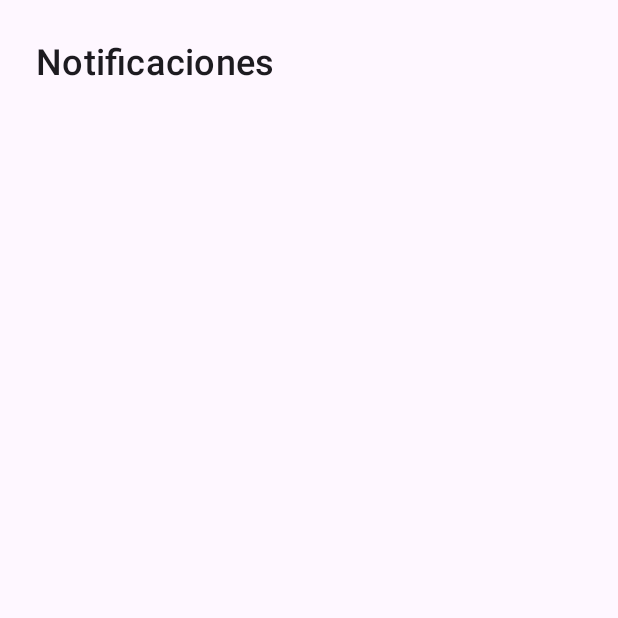
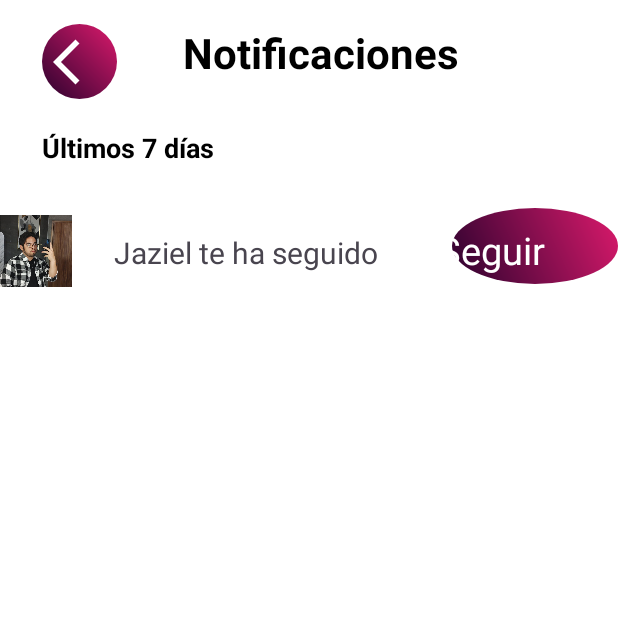
Before and after one commit to Jaziel-Balderas/PSM, an Android app: the fragment NotiLayout shown on its own in the app's theme, on a phone screen of 412 x 824 dp, the top half of it. Run offline under Robolectric (Android 15) with nearby library versions, the phone set to English and light mode, and no system bars.

Commit message:
PANTALLA NOTIS

```diff
--- a/app/src/main/AndroidManifest.xml
+++ b/app/src/main/AndroidManifest.xml
@@ -11,6 +11,9 @@
         android:roundIcon="@mipmap/ic_launcher_round"
         android:supportsRtl="true"
         android:theme="@style/Theme.PSM">
+        <activity
+            android:name=".publicar"
+            android:exported="false" />
         <activity
             android:name=".privacidad"
             android:exported="false" />
--- a/app/src/main/res/layout/fragment_dashlayout.xml
+++ b/app/src/main/res/layout/fragment_dashlayout.xml
@@ -47,7 +47,7 @@
         <TextView
             android:layout_width="match_parent"
             android:layout_height="wrap_content"
-            android:text="¡Este es el contenido dinámico del Dashboard! Desplázate hacia abajo."
+            android:text="¡Este es el Dashboard"
             android:textSize="18sp"
             android:padding="8dp"/>
     </ScrollView>
--- a/app/src/main/res/layout/fragment_noti_layout.xml
+++ b/app/src/main/res/layout/fragment_noti_layout.xml
@@ -1,15 +1,43 @@
 <?xml version="1.0" encoding="utf-8"?>
 <androidx.constraintlayout.widget.ConstraintLayout
     xmlns:android="http://schemas.android.com/apk/res/android"
-    xmlns:app="http://schemas.android.com/apk/res-auto"
+    xmlns:app="http://schemas.android.com/apk/res-content"
+    xmlns:app2="http://schemas.android.com/apk/res-auto"
     xmlns:tools="http://schemas.android.com/tools"
     android:layout_width="match_parent"
     android:layout_height="match_parent"
-    android:paddingStart="16dp"
-    android:paddingEnd="16dp"
-    android:paddingTop="16dp"
+    android:background="@android:color/white"
     tools:context=".dashlayout">
 
+    <androidx.constraintlayout.widget.ConstraintLayout
+        android:id="@+id/cl_header"
+        android:layout_width="0dp"
+        android:layout_height="wrap_content"
+        android:layout_marginStart="28dp"
+        android:paddingStart="16dp"
+        android:paddingTop="16dp"
+        android:paddingEnd="16dp"
+        app2:layout_constraintStart_toEndOf="@+id/btnBack"
+        app:layout_constraintEnd_toEndOf="parent"
+        app:layout_constraintStart_toStartOf="parent"
+        app:layout_constraintTop_toTopOf="parent"
+        tools:layout_editor_absoluteY="0dp">
+
+        <TextView
+            android:id="@+id/tv_username_title"
+            android:layout_width="wrap_content"
+            android:layout_height="wrap_content"
+            android:text="Notificaciones"
+            android:textColor="@android:color/black"
+            android:textSize="28sp"
+            android:textStyle="bold"
+            app:layout_constraintBottom_toBottomOf="@id/btnBack"
+            app:layout_constraintStart_toEndOf="@id/btnBack"
+            app:layout_constraintTop_toTopOf="@id/btnBack"
+            tools:layout_editor_absoluteX="3dp"
+            tools:layout_editor_absoluteY="16dp" />
+
+    </androidx.constraintlayout.widget.ConstraintLayout>
 
     <ScrollView
         android:id="@+id/sv_dashboard_content"
@@ -17,17 +45,120 @@
         android:layout_height="0dp"
         app:layout_constraintBottom_toBottomOf="parent"
         app:layout_constraintEnd_toEndOf="parent"
-        app:layout_constraintHorizontal_bias="0.0"
         app:layout_constraintStart_toStartOf="parent"
-        app:layout_constraintTop_toTopOf="parent">
+        app:layout_constraintTop_toBottomOf="@id/cl_header"
+        android:layout_marginTop="8dp">
 
-        <TextView
+        <LinearLayout
             android:layout_width="match_parent"
             android:layout_height="wrap_content"
-            android:padding="8dp"
-            android:text="Notificaciones"
-            style="@style/TextAppearance.MaterialComponents.Subtitle2"
-            android:textSize="24sp" />
+            android:orientation="vertical"
+            android:paddingHorizontal="16dp">
+
+            <LinearLayout
+                android:layout_width="match_parent"
+                android:layout_height="wrap_content"
+                android:orientation="horizontal"
+                android:paddingVertical="8dp"
+                android:gravity="center_vertical"
+                android:background="#F0F0F0"  android:layout_marginBottom="4dp">
+
+            </LinearLayout>
+
+
+        </LinearLayout>
     </ScrollView>
 
+    <TextView
+        android:id="@+id/textView5"
+        android:layout_width="match_parent"
+        android:layout_height="wrap_content"
+        android:layout_marginStart="28dp"
+        android:layout_marginTop="32dp"
+        android:text="Últimos 7 días"
+        android:textColor="@android:color/black"
+        android:textSize="18sp"
+        android:textStyle="bold"
+        app2:layout_constraintStart_toStartOf="parent"
+        app2:layout_constraintTop_toBottomOf="@+id/cl_header" />
+
+    <ImageButton
+        android:id="@+id/btnBack"
+        android:layout_width="50dp"
+        android:layout_height="50dp"
+        android:layout_marginStart="28dp"
+        android:layout_marginTop="16dp"
+        android:background="@drawable/iconsbg"
+        android:contentDescription="Atrás"
+        android:src="@drawable/back"
+        app2:layout_constraintStart_toStartOf="parent"
+        app2:layout_constraintTop_toTopOf="parent"
+        app:layout_constraintBottom_toBottomOf="parent"
+        app:layout_constraintStart_toStartOf="parent"
+        app:layout_constraintTop_toTopOf="parent"
+        app:tint="@color/design_default_color_primary" />
+
+    <ImageView
+        android:id="@+id/imageView"
+        android:layout_width="48dp"
+        android:layout_height="48dp"
+        android:layout_marginTop="57dp"
+        android:contentDescription="Foto de perfil de usuario"
+        android:scaleType="centerCrop"
+        android:src="@drawable/perfilejemplo"
+        app2:layout_constraintTop_toTopOf="@+id/textView5"
+        tools:background="#D3D3D3"
+        tools:layout_editor_absoluteX="28dp"
+        tools:ignore="MissingConstraints" />
+
+
+    <TextView
+        android:id="@+id/textView888"
+        android:layout_width="0dp"
+        android:layout_height="wrap_content"
+        android:layout_marginStart="76dp"
+        android:layout_marginTop="44dp"
+        android:layout_weight="1"
+        android:text="Jaziel te ha seguido"
+        android:textSize="20sp"
+        android:textStyle="normal"
+        app2:layout_constraintStart_toStartOf="@+id/imageView"
+        app2:layout_constraintTop_toBottomOf="@+id/textView5"
+        tools:ignore="MissingConstraints" />
+
+    <ImageButton
+        android:id="@+id/imageButton5"
+        android:layout_width="wrap_content"
+        android:layout_height="wrap_content"
+        android:layout_marginStart="28dp"
+        android:layout_marginTop="28dp"
+        android:background="@drawable/iconsbg"
+        android:minHeight="0dp"
+        android:paddingHorizontal="55dp"
+        android:paddingVertical="25dp"
+        android:text="Seguir"
+        android:textSize="12sp"
+        android:textStyle="bold"
+        app2:layout_constraintEnd_toEndOf="parent"
+        app2:layout_constraintHorizontal_bias="1.0"
+        app2:layout_constraintStart_toEndOf="@+id/textView8"
+        app2:layout_constraintTop_toBottomOf="@+id/textView5" />
+
+    <TextView
+        android:id="@+id/textView8"
+        android:layout_width="0dp"
+        android:layout_height="wrap_content"
+        android:layout_marginStart="292dp"
+        android:layout_weight="1"
+        android:text="Seguir"
+        android:textColor="@color/white"
+        android:textSize="25sp"
+        android:textStyle="normal"
+        app2:layout_constraintBottom_toBottomOf="@+id/imageButton5"
+        app2:layout_constraintEnd_toEndOf="parent"
+        app2:layout_constraintHorizontal_bias="1.0"
+        app2:layout_constraintStart_toStartOf="@+id/imageView"
+        app2:layout_constraintTop_toTopOf="@+id/imageButton5"
+        app2:layout_constraintVertical_bias="0.666" />
+
 </androidx.constraintlayout.widget.ConstraintLayout>
```
Also changed, not shown: app/src/main/java/com/example/psm/publicar.kt (added, +20 -0 lines), app/src/main/res/drawable/publish.xml (added, +9 -0 lines), app/src/main/res/layout/activity_publicar.xml (added, +186 -0 lines), 1 other file.
